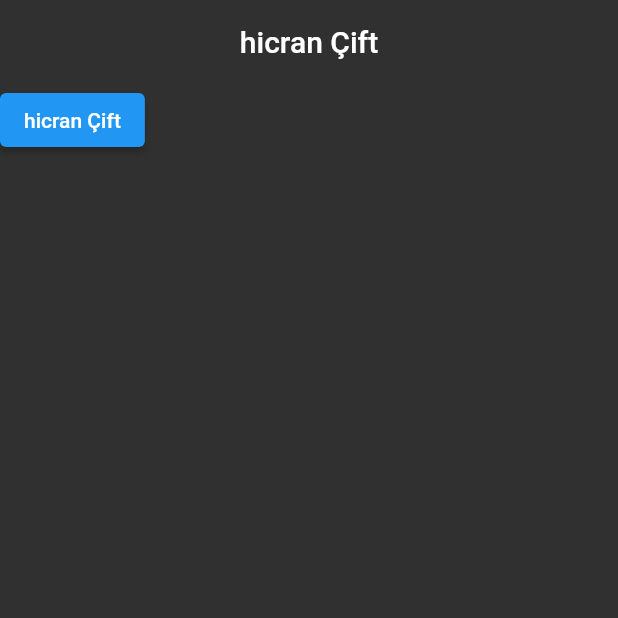
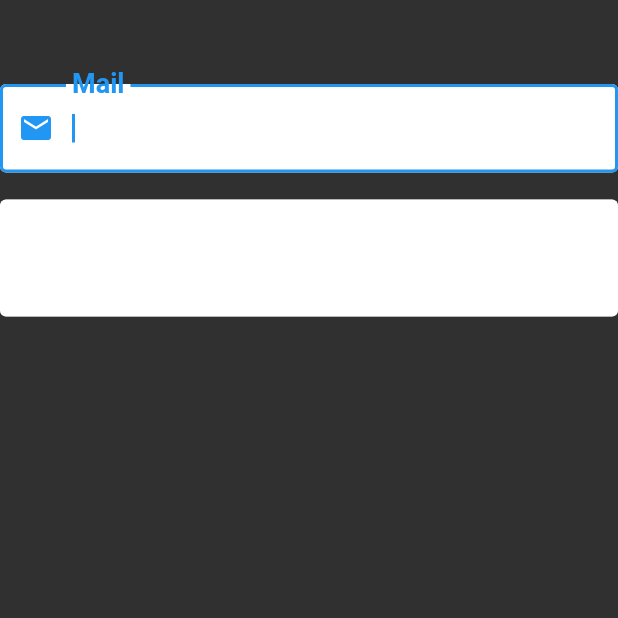
Before and after one commit to hicranfiliz/flutter_learn, a Flutter app: the screen it shows after launch, on a phone screen of 412 x 824 dp, the top half of it. Run offline on Flutter 3.47's test engine with Material 2 defaults, Android fonts, the phone set to English and light mode, and no system bars; missing offline and left inert: dart:ffi.

Commit message:
added text field properties

```diff
--- /dev/null
+++ b/lib/101/text_field_learn.dart
@@ -0,0 +1,75 @@
+import 'package:flutter/material.dart';
+import 'package:flutter/services.dart';
+import 'package:flutter_learn/product/language/language_items.dart';
+
+class TextFieldLearn extends StatefulWidget {
+  const TextFieldLearn({super.key});
+
+  @override
+  State<TextFieldLearn> createState() => _TextFieldLearnState();
+}
+
+// text field -> for componentleri yerine kullandigimiz component.
+class _TextFieldLearnState extends State<TextFieldLearn> {
+  final key = GlobalKey();
+  FocusNode focusNodeTextFieldOne = FocusNode();
+  FocusNode focusNodeTextFieldTwo = FocusNode();
+
+  @override
+  Widget build(BuildContext context) {
+    return Scaffold(
+      appBar: AppBar(),
+      body: Column(
+        children: [
+          TextField(
+            maxLength: 20,
+            // her karakter girdigimde container degissin. animasyonlu bir seklde.
+            buildCounter: (BuildContext context,
+                {required int currentLength, required bool isFocused, int? maxLength}) {
+              return _animatedContainer(currentLength);
+            },
+            // klavye email tipinde acilir!!
+            keyboardType: TextInputType.emailAddress,
+            autofocus: true,
+            autofillHints: const [AutofillHints.email],
+            // keyword engelleme..
+            inputFormatters: [TextProjectFormatter()._formatter],
+            textInputAction: TextInputAction.next,
+            // projelerde decoration da ortak olur. O yuzden bu inputdecoretion'i da class olarak cikartmamiz geekiryor.
+            decoration: _InputDecoration().emailInput,
+          ),
+          TextField(
+              focusNode: focusNodeTextFieldOne, minLines: 2, maxLines: 4, style: const TextStyle(color: Colors.pink))
+        ],
+      ),
+    );
+  }
+
+  AnimatedContainer _animatedContainer(int currentLength) {
+    return AnimatedContainer(
+      key: key,
+      duration: const Duration(milliseconds: 100),
+      height: 10,
+      width: 10.0 * (currentLength ?? 0),
+    );
+  }
+}
+
+// keyword engelleme
+class TextProjectFormatter {
+  final _formatter = TextInputFormatter.withFunction((oldValue, newValue) {
+    if (newValue.text == "a") {
+      return oldValue;
+    } else {
+      return oldValue;
+    }
+  });
+}
+
+class _InputDecoration {
+  final emailInput = const InputDecoration(
+    prefixIcon: Icon(Icons.mail),
+    border: OutlineInputBorder(),
+    labelText: LanguageItems.mailTitle,
+  );
+}
--- a/lib/main.dart
+++ b/lib/main.dart
@@ -15,6 +15,7 @@ import 'package:flutter_learn/101/stack_learn.dart';
 import 'package:flutter_learn/101/stateful_learn.dart';
 import 'package:flutter_learn/101/statefull_lifecycle_learn.dart';
 import 'package:flutter_learn/101/stateless_learn.dart';
+import 'package:flutter_learn/101/text_field_learn.dart';
 import 'package:flutter_learn/101/text_learn_view.dart';
 import 'package:flutter_learn/demos/note_demos_view.dart';
 import 'package:flutter_learn/demos/stack_demo_view.dart';
@@ -41,6 +42,15 @@ class MyApp extends StatelessWidget {
             cardTheme: CardTheme(shape: RoundedRectangleBorder(borderRadius: BorderRadius.circular(20))),
             // color error duplaceted and i solve that:
             colorScheme: Theme.of(context).colorScheme.copyWith(error: ColorsItems.turquaz_blue),
+            inputDecorationTheme: const InputDecorationTheme(
+                filled: true,
+                fillColor: Colors.white,
+                iconColor: Colors.red,
+                border: OutlineInputBorder(),
+                floatingLabelStyle: TextStyle(color: Colors.blue, fontSize: 24, fontWeight: FontWeight.w600)),
+                // bu sekilde text color'in rengi degisiyor ama butun title medium olanlarda degsiyor.
+                // text color'i class icinde vermek daa mantıkli temadan vermketen.
+            textTheme: const TextTheme(titleMedium: TextStyle(color: Colors.red)),
             iconTheme: const IconThemeData(),
             appBarTheme: const AppBarTheme(
               centerTitle: true,
@@ -48,6 +58,6 @@ class MyApp extends StatelessWidget {
               backgroundColor: Colors.transparent,
               elevation: 0,
             )),
-        home: const StatefulLifeCycleLearn(message: "hicran"));
+        home: const TextFieldLearn());
   }
 }
--- a/lib/product/language/language_items.dart
+++ b/lib/product/language/language_items.dart
@@ -1,3 +1,4 @@
 class LanguageItems {
   static const welcomeTitle = "Merhaba";
+  static const mailTitle = "Mail";
 }
```
